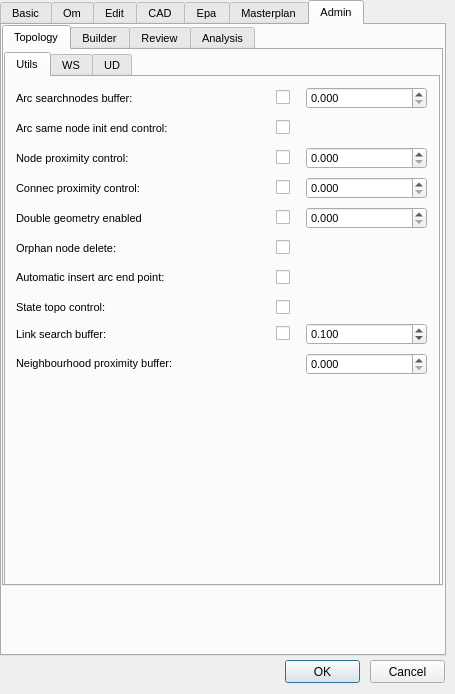
Before: the Qt Designer form ui/config.ui in Giswater/giswater_qgis_plugin, drawn with Qt 5.
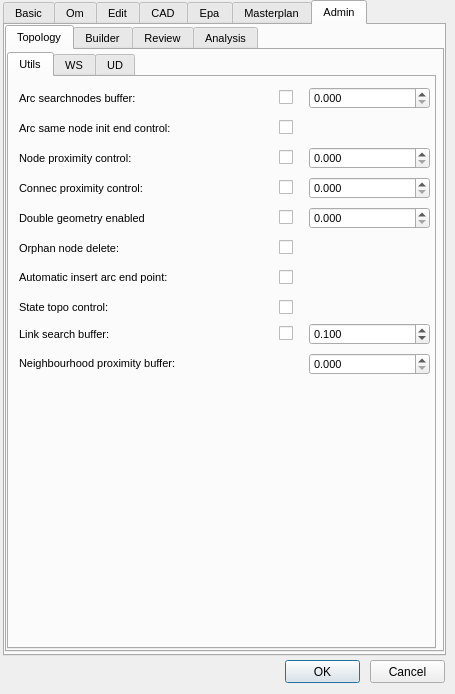
After: the same form once the commit is applied. The open tabs and pages were chosen to show the change.

Commit message: Enhance config form, hide epa tab for ws because is empty and show for ud

The edit to the form file:
```diff
--- a/ui/config.ui
+++ b/ui/config.ui
@@ -42,9 +42,9 @@
   <widget class="QTabWidget" name="tabWidget">
    <property name="geometry">
     <rect>
-     <x>0</x>
+     <x>3</x>
      <y>0</y>
-     <width>446</width>
+     <width>443</width>
      <height>656</height>
     </rect>
    </property>
@@ -4007,8 +4007,8 @@
       <rect>
        <x>0</x>
        <y>0</y>
-       <width>441</width>
-       <height>561</height>
+       <width>439</width>
+       <height>627</height>
       </rect>
      </property>
      <property name="font">
@@ -4028,8 +4028,8 @@
         <rect>
          <x>0</x>
          <y>2</y>
-         <width>436</width>
-         <height>536</height>
+         <width>429</width>
+         <height>597</height>
         </rect>
        </property>
        <property name="currentIndex">
```
Left out of the diff: 24 changed lines with no effect on the pictures. The commit also changes 1 other file.
